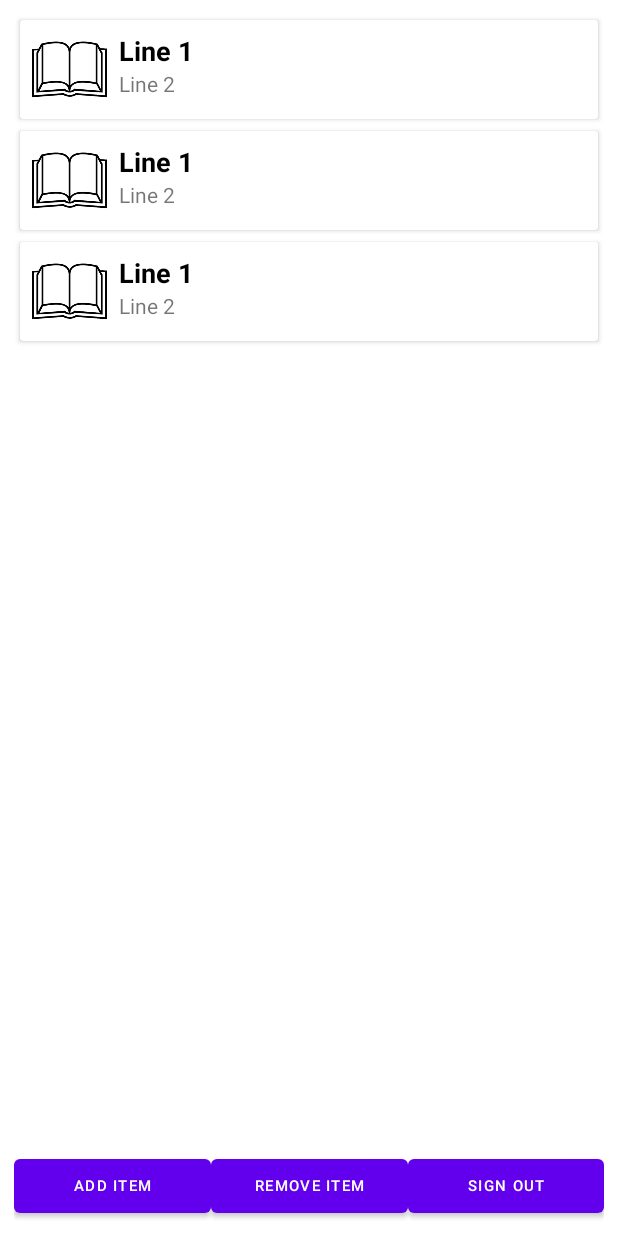
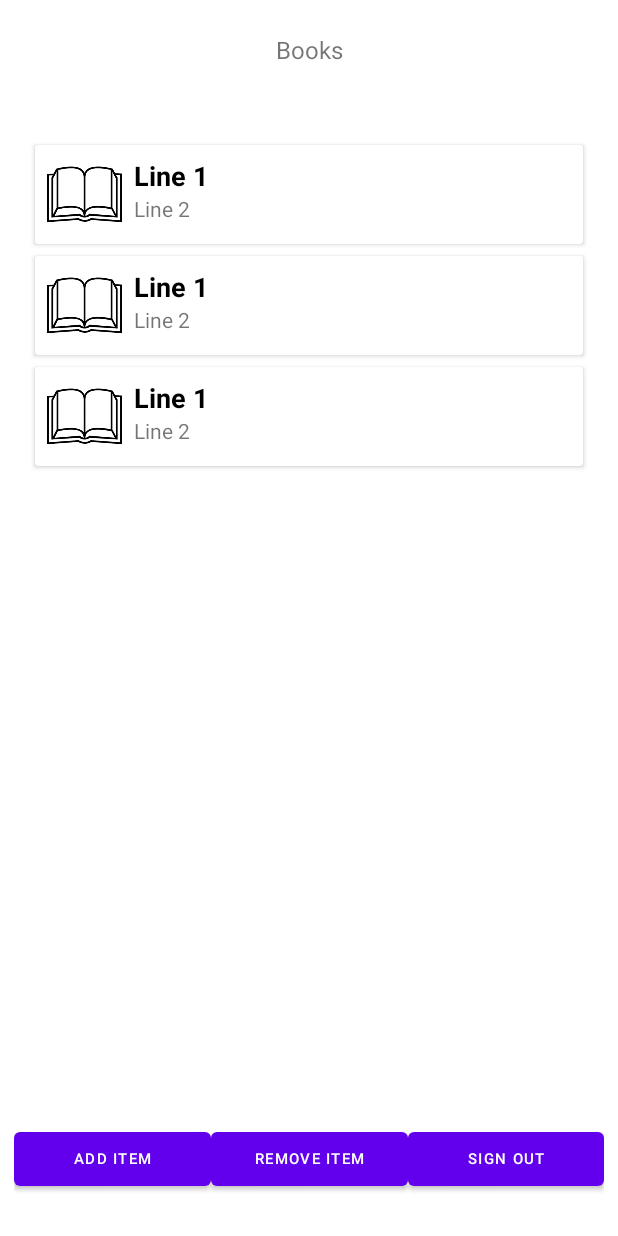
Before and after one commit to MichalChojnacki450/LibraryProject, an Android app: the layout activity_dashboard.xml on its own in the app's theme, with its tools: preview values and no code run, on a phone screen of 412 x 824 dp. Run offline under Robolectric (Android 15) with nearby library versions, the phone set to English and light mode, and no system bars.

```diff
--- a/app/src/main/java/net/larntech/libraryproject/LoginActivity.kt
+++ b/app/src/main/java/net/larntech/libraryproject/LoginActivity.kt
@@ -33,8 +33,6 @@ class LoginActivity : AppCompatActivity() {
             }
         }
 
-
-
     }
     fun  signInUser(email:String,password:String){
         auth.signInWithEmailAndPassword(email,password)
--- a/app/src/main/res/layout/activity_dashboard.xml
+++ b/app/src/main/res/layout/activity_dashboard.xml
@@ -1,5 +1,5 @@
 <?xml version="1.0" encoding="utf-8"?>
-<RelativeLayout
+<LinearLayout
     xmlns:android="http://schemas.android.com/apk/res/android"
     xmlns:app="http://schemas.android.com/apk/res-auto"
     xmlns:tools="http://schemas.android.com/tools"
@@ -8,20 +8,45 @@
     android:layout_margin="5dp"
     android:layout_height="match_parent"
     tools:context=".DashboardActivity">
+    <LinearLayout
+        android:layout_weight='1'
+        android:layout_width="match_parent"
+        android:layout_height="0dp">
+        <androidx.appcompat.widget.Toolbar
+            android:id="@+id/toolbar"
+            android:layout_width="match_parent"
+            android:layout_height="?attr/actionBarSize">
+            <TextView
+                android:layout_width="wrap_content"
+                android:layout_height="wrap_content"
+                android:text="Books"
+                android:textSize="16sp"
+                android:layout_gravity="center"/>
+        </androidx.appcompat.widget.Toolbar>
+    </LinearLayout>
 
+<LinearLayout
+    android:layout_weight="9"
+    android:layout_width="match_parent"
+    android:layout_height="0dp"
+    android:padding="10dp"
+    android:orientation="vertical">
 
     <androidx.recyclerview.widget.RecyclerView
         android:id="@+id/recyclerView"
         android:layout_width="match_parent"
-        android:layout_height="match_parent"
+        android:layout_height="wrap_content"
         android:clipToPadding="false"
         android:padding="4dp"
         android:layout_above="@+id/buttons"
         tools:listitem="@layout/example_item"/>
+</LinearLayout>
+
     <LinearLayout
         android:id="@+id/buttons"
+        android:layout_weight="1"
         android:layout_width="match_parent"
-        android:layout_height="wrap_content"
+        android:layout_height="0dp"
         android:padding="4dp"
         android:clipToPadding="true"
         android:layout_alignParentBottom="true">
@@ -32,7 +57,7 @@
             android:text="Add item"
             android:textSize="10sp"
             android:layout_weight="1"
-            android:onClick="AddItem"/>
+            android:onClick="addItem"/>
         <Button
             android:id="@+id/btnRemoveItem"
             android:layout_width="match_parent"
@@ -40,7 +65,7 @@
             android:text="Remove item"
             android:textSize="10sp"
             android:layout_weight="1"
-            android:onClick="RemoveItem"/>
+            android:onClick="removeItem"/>
         <Button
             android:id="@+id/btnSignOut"
             android:layout_width="match_parent"
@@ -50,4 +75,4 @@
             android:layout_weight="1"/>
     </LinearLayout>
 
-</RelativeLayout>
+</LinearLayout>
```
Also changed, not shown: app/src/main/AndroidManifest.xml (+1 -7 lines), app/src/main/java/net/larntech/libraryproject/DashboardActivity.kt (+52 -4 lines), app/src/main/java/net/larntech/libraryproject/ExampleAdapter.kt (+10 -7 lines).
